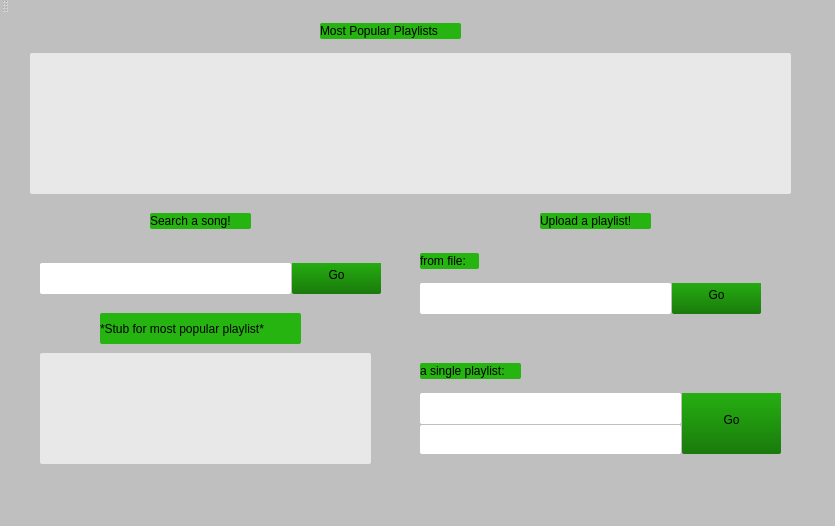
This is Playlist/mainwindow.ui in pvelarde/playlist as Qt 5 draws it before an edit. The edited form follows.
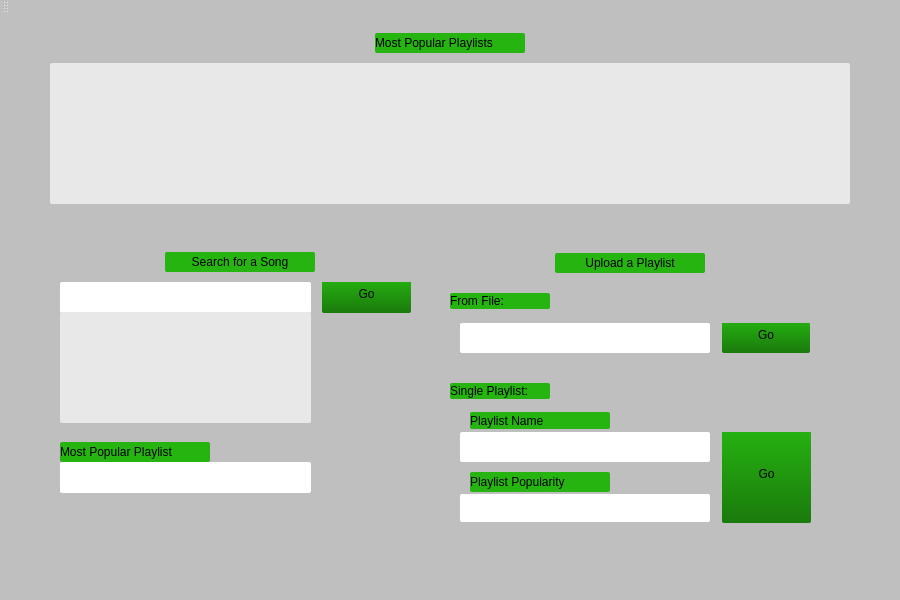
This is the edited form.

The edit to the form file:
```diff
--- a/Playlist/mainwindow.ui
+++ b/Playlist/mainwindow.ui
@@ -6,8 +6,8 @@
    <rect>
     <x>0</x>
     <y>0</y>
-    <width>835</width>
-    <height>526</height>
+    <width>900</width>
+    <height>600</height>
    </rect>
   </property>
   <property name="windowTitle">
@@ -62,9 +62,9 @@
    <widget class="QListView" name="mostPopularPlaylistListView">
     <property name="geometry">
      <rect>
-      <x>30</x>
-      <y>40</y>
-      <width>761</width>
+      <x>50</x>
+      <y>50</y>
+      <width>800</width>
       <height>141</height>
      </rect>
     </property>
@@ -75,10 +75,10 @@
    <widget class="QLabel" name="label">
     <property name="geometry">
      <rect>
-      <x>320</x>
-      <y>10</y>
-      <width>141</width>
-      <height>16</height>
+      <x>375</x>
+      <y>20</y>
+      <width>150</width>
+      <height>20</height>
      </rect>
     </property>
     <property name="text">
@@ -88,10 +88,10 @@
    <widget class="QFrame" name="searchFrame">
     <property name="geometry">
      <rect>
-      <x>30</x>
-      <y>230</y>
-      <width>351</width>
-      <height>231</height>
+      <x>50</x>
+      <y>229</y>
+      <width>380</width>
+      <height>320</height>
      </rect>
     </property>
     <property name="styleSheet">
@@ -107,7 +107,7 @@
      <property name="geometry">
       <rect>
        <x>10</x>
-       <y>20</y>
+       <y>40</y>
        <width>251</width>
        <height>31</height>
       </rect>
@@ -116,8 +116,8 @@
     <widget class="QPushButton" name="pushButton">
      <property name="geometry">
       <rect>
-       <x>260</x>
-       <y>20</y>
+       <x>270</x>
+       <y>40</y>
        <width>91</width>
        <height>31</height>
       </rect>
@@ -126,25 +126,12 @@
       <string>Go</string>
      </property>
     </widget>
-    <widget class="QLabel" name="label_2">
-     <property name="geometry">
-      <rect>
-       <x>70</x>
-       <y>70</y>
-       <width>201</width>
-       <height>31</height>
-      </rect>
-     </property>
-     <property name="text">
-      <string>*Stub for most popular playlist*</string>
-     </property>
-    </widget>
     <widget class="QListView" name="listView">
      <property name="geometry">
       <rect>
        <x>10</x>
-       <y>110</y>
-       <width>331</width>
+       <y>70</y>
+       <width>251</width>
        <height>111</height>
       </rect>
      </property>
@@ -152,6 +139,45 @@
       <string notr="true"/>
      </property>
     </widget>
+    <widget class="QLabel" name="label_2">
+     <property name="geometry">
+      <rect>
+       <x>10</x>
+       <y>200</y>
+       <width>150</width>
+       <height>20</height>
+      </rect>
+     </property>
+     <property name="text">
+      <string>Most Popular Playlist</string>
+     </property>
+    </widget>
+    <widget class="QLabel" name="label_3">
+     <property name="geometry">
+      <rect>
+       <x>115</x>
+       <y>10</y>
+       <width>150</width>
+       <height>20</height>
+      </rect>
+     </property>
+     <property name="text">
+      <string>Search for a Song</string>
+     </property>
+     <property name="alignment">
+      <set>Qt::AlignCenter</set>
+     </property>
+    </widget>
+    <widget class="QTextEdit" name="textEdit_5">
+     <property name="geometry">
+      <rect>
+       <x>10</x>
+       <y>220</y>
+       <width>251</width>
+       <height>31</height>
+      </rect>
+     </property>
+    </widget>
     <zorder>pushButton</zorder>
     <zorder>textEdit</zorder>
     <zorder>label_2</zorder>
@@ -160,10 +186,10 @@
    <widget class="QFrame" name="uploadFrame">
     <property name="geometry">
      <rect>
-      <x>400</x>
+      <x>440</x>
       <y>230</y>
       <width>391</width>
-      <height>231</height>
+      <height>291</height>
      </rect>
     </property>
     <property name="frameShape">
@@ -176,9 +202,9 @@
      <property name="geometry">
       <rect>
        <x>10</x>
-       <y>30</y>
-       <width>371</width>
-       <height>81</height>
+       <y>70</y>
+       <width>370</width>
+       <height>50</height>
       </rect>
      </property>
      <property name="frameShape">
@@ -190,10 +216,10 @@
      <widget class="QPushButton" name="pushButton_2">
       <property name="geometry">
        <rect>
-        <x>260</x>
+        <x>270</x>
         <y>10</y>
-        <width>91</width>
-        <height>31</height>
+        <width>90</width>
+        <height>30</height>
        </rect>
       </property>
       <property name="text">
@@ -205,8 +231,8 @@
        <rect>
         <x>10</x>
         <y>10</y>
-        <width>251</width>
-        <height>31</height>
+        <width>250</width>
+        <height>30</height>
        </rect>
       </property>
       <property name="styleSheet">
@@ -218,9 +244,9 @@
      <property name="geometry">
       <rect>
        <x>10</x>
-       <y>140</y>
-       <width>371</width>
-       <height>81</height>
+       <y>159</y>
+       <width>370</width>
+       <height>121</height>
       </rect>
      </property>
      <property name="frameShape">
@@ -233,9 +259,9 @@
       <property name="geometry">
        <rect>
         <x>10</x>
-        <y>10</y>
-        <width>261</width>
-        <height>31</height>
+        <y>30</y>
+        <width>250</width>
+        <height>30</height>
        </rect>
       </property>
       <property name="styleSheet">
@@ -246,9 +272,9 @@
       <property name="geometry">
        <rect>
         <x>10</x>
-        <y>40</y>
-        <width>261</width>
-        <height>31</height>
+        <y>90</y>
+        <width>250</width>
+        <height>30</height>
        </rect>
       </property>
       <property name="styleSheet">
@@ -260,68 +286,84 @@
       <property name="geometry">
        <rect>
         <x>270</x>
-        <y>10</y>
-        <width>101</width>
-        <height>61</height>
+        <y>30</y>
+        <width>91</width>
+        <height>91</height>
        </rect>
       </property>
       <property name="text">
        <string>Go</string>
       </property>
      </widget>
+     <widget class="QLabel" name="label_7">
+      <property name="geometry">
+       <rect>
+        <x>20</x>
+        <y>10</y>
+        <width>140</width>
+        <height>17</height>
+       </rect>
+      </property>
+      <property name="text">
+       <string>Playlist Name</string>
+      </property>
+     </widget>
+     <widget class="QLabel" name="label_8">
+      <property name="geometry">
+       <rect>
+        <x>20</x>
+        <y>70</y>
+        <width>140</width>
+        <height>20</height>
+       </rect>
+      </property>
+      <property name="text">
+       <string>Playlist Popularity</string>
+      </property>
+     </widget>
     </widget>
     <widget class="QLabel" name="label_5">
      <property name="geometry">
       <rect>
-       <x>20</x>
-       <y>10</y>
-       <width>59</width>
+       <x>10</x>
+       <y>50</y>
+       <width>100</width>
        <height>16</height>
       </rect>
      </property>
      <property name="text">
-      <string>from file:</string>
+      <string>From File:</string>
      </property>
     </widget>
     <widget class="QLabel" name="label_6">
      <property name="geometry">
       <rect>
-       <x>20</x>
-       <y>120</y>
-       <width>101</width>
+       <x>10</x>
+       <y>140</y>
+       <width>100</width>
        <height>16</height>
       </rect>
      </property>
      <property name="text">
-      <string>a single playlist:</string>
+      <string>Single Playlist:</string>
      </property>
     </widget>
-   </widget>
-   <widget class="QLabel" name="label_3">
-    <property name="geometry">
-     <rect>
-      <x>150</x>
-      <y>200</y>
-      <width>101</width>
-      <height>16</height>
-     </rect>
-    </property>
-    <property name="text">
-     <string>Search a song!</string>
-    </property>
-   </widget>
-   <widget class="QLabel" name="label_4">
-    <property name="geometry">
-     <rect>
-      <x>540</x>
-      <y>200</y>
-      <width>111</width>
-      <height>16</height>
-     </rect>
-    </property>
-    <property name="text">
-     <string>Upload a playlist!</string>
-    </property>
+    <widget class="QLabel" name="label_4">
+     <property name="geometry">
+      <rect>
+       <x>115</x>
+       <y>10</y>
+       <width>150</width>
+       <height>20</height>
+      </rect>
+     </property>
+     <property name="text">
+      <string>Upload a Playlist</string>
+     </property>
+     <property name="alignment">
+      <set>Qt::AlignCenter</set>
+     </property>
+    </widget>
    </widget>
    <zorder>searchFrame</zorder>
    <zorder>mostPopularPlaylistListView</zorder>
```
Left out of the diff: 10 changed lines with no effect on the pictures.
